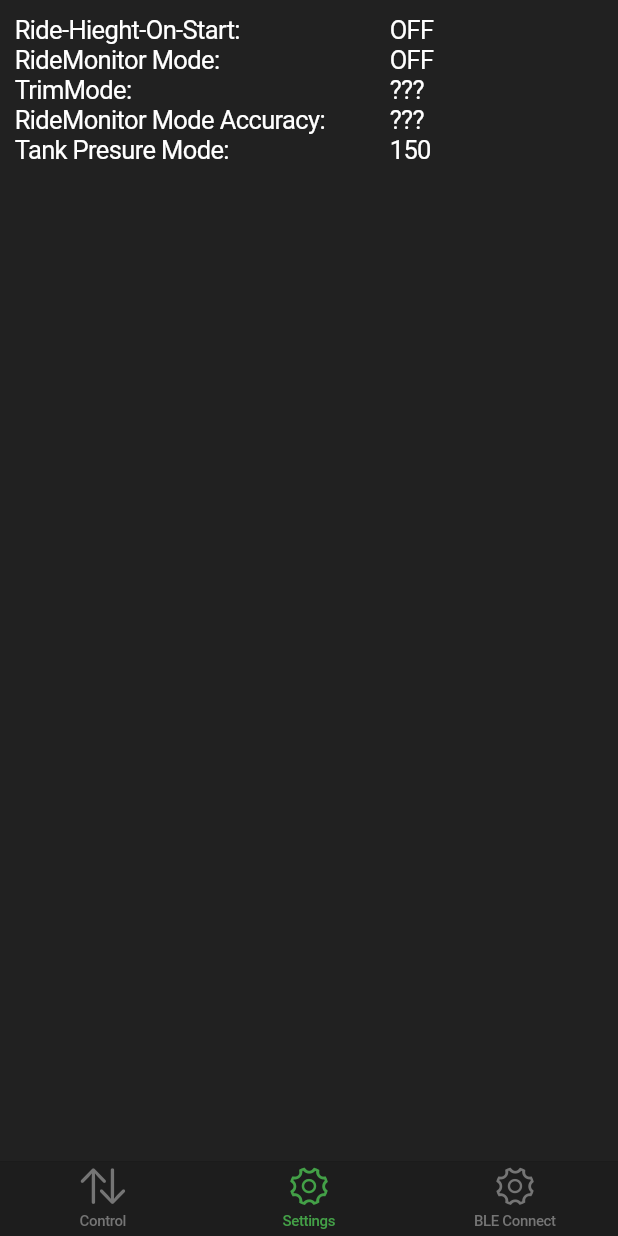
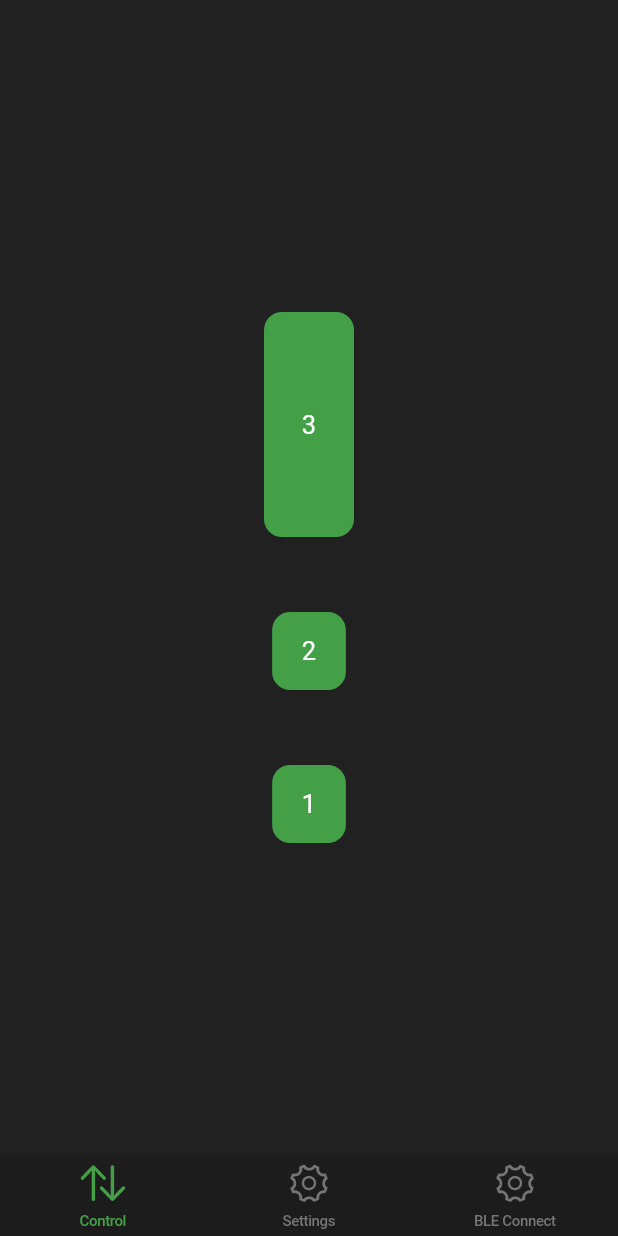
Before and after one commit to kipergrof/ios_app_test, a Flutter app: the screen it shows after launch, on a phone screen of 412 x 824 dp. Run offline on Flutter 3.47's test engine with Material 3 defaults, Android fonts, the phone set to English and light mode, and no system bars; our stand-ins replace get; missing offline and left inert: cryptography, flutter_ble_lib_ios_15, protobuf.

Commit message:
Compile push

```diff
--- /dev/null
+++ b/lib/bindings/air_ride_control_binding.dart
@@ -0,0 +1,10 @@
+import 'package:get/get.dart';
+
+import '../controllers/air_ride_control_controller.dart';
+
+class AirRideControlBinding extends Bindings {
+  @override
+  void dependencies() async {
+    Get.lazyPut(() => AirRideControlController());
+  }
+}
--- /dev/null
+++ b/lib/bindings/navigation_binding.dart
@@ -0,0 +1,9 @@
+import 'package:flutter_test1/controllers/navigation_controller.dart';
+import 'package:get/get.dart';
+
+class NavigationBinding extends Bindings {
+  @override
+  void dependencies() async {
+    Get.lazyPut(() => NavigationController());
+  }
+}
--- /dev/null
+++ b/lib/controllers/air_ride_control_controller.dart
@@ -0,0 +1,16 @@
+import 'dart:async';
+
+import 'package:flutter_ble_lib_ios_15/flutter_ble_lib.dart';
+import 'package:get/get.dart';
+
+import '../proto/elvl.pbenum.dart';
+import '../services/ble_service.dart';
+
+
+class AirRideControlController extends GetxController {
+    final BleService _bleService = Get.find();
+    sendCmd(CrtlCmdId cmdId)
+  {
+    _bleService.sendElvlCtrlCmd(cmdId);
+  }
+}
--- /dev/null
+++ b/lib/controllers/navigation_controller.dart
@@ -0,0 +1,14 @@
+import 'dart:async';
+
+import 'package:flutter_ble_lib_ios_15/flutter_ble_lib.dart';
+import 'package:get/get.dart';
+
+
+class NavigationController extends GetxController {
+  var tabIndex = 0.obs;
+
+  void changeTabIndex(int index) {
+    tabIndex.value = index;
+  }
+
+}
--- a/lib/main.dart
+++ b/lib/main.dart
@@ -5,11 +5,14 @@ import 'package:flutter/material.dart';
 import 'package:flutter/services.dart';
 import 'package:flutter_ble_lib_ios_15/flutter_ble_lib.dart';
 import 'package:flutter_test1/bindings/ble_binding.dart';
+import 'package:flutter_test1/bindings/navigation_binding.dart';
 import 'package:flutter_test1/controllers/ble_controller.dart';
 import 'package:flutter_test1/proto/elvl.pbenum.dart';
 import 'package:get/get.dart';
 
+import 'bindings/air_ride_control_binding.dart';
 import 'services/ble_service.dart';
+import 'ui/bottom_navigation.dart';
 
 Future<void> main() async {
   WidgetsFlutterBinding.ensureInitialized();
@@ -48,7 +51,8 @@ class MyApp extends StatelessWidget {
           primaryContrastingColor: Colors.white,
           scaffoldBackgroundColor: Colors.grey.shade900),
       //home: CupertinoSimpleHomePage(),
-      getPages: [GetPage(name: '/', page: ()=> CupertinoSimpleHomePage(),binding: BleBinding())],
+      //getPages: [GetPage(name: '/', page: ()=> CupertinoSimpleHomePage(),binding: BleBinding())],
+      getPages: [GetPage(name: '/', page: ()=> BottomNavigation(),bindings: [NavigationBinding(),BleBinding(),AirRideControlBinding()])],
     );
   }
 }
@@ -61,157 +65,130 @@ class MyApp extends StatelessWidget {
 //       _CupertinoSimpleHomePageState();
 //}
 
-class CupertinoSimpleHomePage extends GetView<BleController> {
-  @override
-  Widget build(BuildContext context) {
-    // 3 <-- SEE HERE
+// class CupertinoSimpleHomePage extends GetView<BleController> {
+//   @override
+//   Widget build(BuildContext context) {
+//     // 3 <-- SEE HERE
 
-    return SafeArea(
-      child: CupertinoTabScaffold(
-        // 2 <-- SEE HERE
-        tabBar: CupertinoTabBar(
-          currentIndex: 1,
-          items: const <BottomNavigationBarItem>[
-            // 3 <-- SEE HERE
-            BottomNavigationBarItem(
-                icon: Icon(CupertinoIcons.arrow_up_arrow_down),
-                label: 'Control'),
-            BottomNavigationBarItem(
-                icon: Icon(CupertinoIcons.gear), label: 'Settings'),
-            BottomNavigationBarItem(
-                icon: Icon(CupertinoIcons.gear), label: 'BLE Connect'),
-          ],
-        ),
-        tabBuilder: (context, index) {
-          late final CupertinoTabView returnValue;
-          switch (index) {
-            case 0:
-              // 4 <-- SEE HERE
-              returnValue = CupertinoTabView(builder: (context) {
-                return CupertinoPageScaffold(
-                    child: Center(
-                        child: Column(
-                  mainAxisAlignment: MainAxisAlignment.center,
-                  children: <Widget>[
-                    SizedBox(
-                        height: 150,
-                        width: 60,
-                        child: CupertinoButton.filled(
-                          alignment: Alignment.center,
-                          padding: const EdgeInsets.all(0.0),
-                          //color: Colors.grey.shade700,
-                          onPressed: () {
-                            controller.sendCmd(CrtlCmdId.THREE);
-                          },
-                          child: const Text('3'),
-                        )),
-                    const SizedBox(height: 50),
-                    CupertinoButton.filled(
-                      onPressed: () {
-                        controller.sendCmd(CrtlCmdId.TWO);
-                      },
-                      child: const Text('2'),
-                    ),
-                    const SizedBox(height: 50),
-                    CupertinoButton.filled(
-                      onPressed: () {
-                       controller.sendCmd(CrtlCmdId.ONE);
-                      },
-                      child: const Text('1'),
-                    ),
-                  ],
-                )));
-              });
-              break;
-            case 1:
-              returnValue = CupertinoTabView(
-                builder: (context) {
-                  return const CupertinoPageScaffold(
-                      child: Padding(
-                    padding: EdgeInsets.all(10.0),
-                    child: Column(
-                      children: <Widget>[
-                        Row(
-                          //mainAxisAlignment: MainAxisAlignment.spaceBetween,
-                          children: <Widget>[
-                            SizedBox(
-                                width: 250,
-                                child: Text('Ride-Hieght-On-Start:')),
-                            Text('OFF'),
-                          ],
-                        ),
-                        Row(
-                          //mainAxisAlignment: MainAxisAlignment.spaceBetween,
-                          children: <Widget>[
-                            SizedBox(
-                                width: 250, child: Text('RideMonitor Mode:')),
-                            Text('OFF'),
-                          ],
-                        ),
-                        Row(
-                          //mainAxisAlignment: MainAxisAlignment.spaceBetween,
-                          children: <Widget>[
-                            SizedBox(width: 250, child: Text('TrimMode:')),
-                            Text('???'),
-                          ],
-                        ),
-                        Row(
-                          //mainAxisAlignment: MainAxisAlignment.spaceBetween,
-                          children: <Widget>[
-                            SizedBox(
-                                width: 250,
-                                child: Text('RideMonitor Mode Accuracy:')),
-                            Text('???'),
-                          ],
-                        ),
-                        Row(
-                          //mainAxisAlignment: MainAxisAlignment.spaceBetween,
-                          children: <Widget>[
-                            SizedBox(
-                                width: 250, child: Text('Tank Presure Mode:')),
-                            Text('150'),
-                          ],
-                        ),
-                      ],
-                    ),
-                  ));
-                },
-              );
-              break;
-            case 2:
-              returnValue = CupertinoTabView(
-                builder: (context) {
-                  return  CupertinoPageScaffold(
-                    child: ListView(
-                      children: [CupertinoButton.filled(
-                        onPressed: () {
-                          controller.startSearch();
-                        },
-                        child: const Text("asd")
-                        )
-                        ,
-                        Obx(() => ListView.builder(shrinkWrap: true ,itemCount: controller.scanResults.length, itemBuilder:(context, index) {
-                          return CupertinoListTile(title:  Text(
-                            (controller.scanResults[index] as ScanResult).peripheral.name ?? 'N/A'
-                            ),
-                            trailing: IconButton(icon: const Icon(Icons.bluetooth_connected),
-                            onPressed: () => controller.connect(controller.scanResults[index]),
-                            ),
-                            );
-                        },
-                        )
-                        )
-                    ]
-                    )
-                  );
-                }
-
-              );
-              break;
-          }
-          return returnValue;
-        },
-      ),
-    );
-  }
-}
+//     return SafeArea(
+//       child: CupertinoTabScaffold(
+//         // 2 <-- SEE HERE
+//         tabBar: CupertinoTabBar(
+//           currentIndex: 1,
+//           items: const <BottomNavigationBarItem>[
+//             // 3 <-- SEE HERE
+//             BottomNavigationBarItem(
+//                 icon: Icon(CupertinoIcons.arrow_up_arrow_down),
+//                 label: 'Control'),
+//             BottomNavigationBarItem(
+//                 icon: Icon(CupertinoIcons.gear), label: 'Settings'),
+//             BottomNavigationBarItem(
+//                 icon: Icon(CupertinoIcons.gear), label: 'BLE Connect'),
+//           ],
+//         ),
+//         tabBuilder: (context, index) {
+//           late final CupertinoTabView returnValue;
+//           switch (index) {
+//             case 0:
+//               // 4 <-- SEE HERE
+//               returnValue = CupertinoTabView(builder: (context) {
+//                 return CupertinoPageScaffold(
+//                     child: Center(
+//                         child: Column(
+//                   mainAxisAlignment: MainAxisAlignment.center,
+//                   children: <Widget>[
+//                     SizedBox(
+//                         height: 150,
+//                         width: 60,
+//                         child: CupertinoButton.filled(
+//                           alignment: Alignment.center,
+//                           padding: const EdgeInsets.all(0.0),
+//                           //color: Colors.grey.shade700,
+//                           onPressed: () {
+//                             controller.sendCmd(CrtlCmdId.THREE);
+//                           },
+//                           child: const Text('3'),
+//                         )),
+//                     const SizedBox(height: 50),
+//                     CupertinoButton.filled(
+//                       onPressed: () {
+//                         controller.sendCmd(CrtlCmdId.TWO);
+//                       },
+//                       child: const Text('2'),
+//                     ),
+//                     const SizedBox(height: 50),
+//                     CupertinoButton.filled(
+//                       onPressed: () {
+//                        controller.sendCmd(CrtlCmdId.ONE);
+//                       },
+//                       child: const Text('1'),
+//                     ),
+//                   ],
+//                 )));
+//               });
+//               break;
+//             case 1:
+//               returnValue = CupertinoTabView(
+//                 builder: (context) {
+//                   return const CupertinoPageScaffold(
+//                       child: Padding(
+//                     padding: EdgeInsets.all(10.0),
+//                     child: Column(
+//                       children: <Widget>[
+//                         Row(
+//                           //mainAxisAlignment: MainAxisAlignment.spaceBetween,
+//                           children: <Widget>[
+//                             SizedBox(
+//                                 width: 250,
+//                                 child: Text('Ride-Hieght-On-Start:')),
+//                             Text('OFF'),
+//                           ],
+//                         ),
+//                         Row(
+//                           //mainAxisAlignment: MainAxisAlignment.spaceBetween,
+//                           children: <Widget>[
+//                             SizedBox(
+//                                 width: 250, child: Text('RideMonitor Mode:')),
+//                             Text('OFF'),
+//                           ],
+//                         ),
+//                         Row(
+//                           //mainAxisAlignment: MainAxisAlignment.spaceBetween,
+//                           children: <Widget>[
+//                             SizedBox(width: 250, child: Text('TrimMode:')),
+//                             Text('???'),
+//                           ],
+//                         ),
+//                         Row(
+//                           //mainAxisAlignment: MainAxisAlignment.spaceBetween,
+//                           children: <Widget>[
+//                             SizedBox(
+//                                 width: 250,
+//                                 child: Text('RideMonitor Mode Accuracy:')),
+//                             Text('???'),
+//                           ],
+//                         ),
+//                         Row(
+//                           //mainAxisAlignment: MainAxisAlignment.spaceBetween,
+//                           children: <Widget>[
+//                             SizedBox(
+//                                 width: 250, child: Text('Tank Presure Mode:')),
+//                             Text('150'),
+//                           ],
+//                         ),
+//                       ],
+//                     ),
+//                   ));
+//                 },
+//               );
+//               break;
+//             case 2:
+//               returnValue = BleConnectPage.;
+//               break;
+//           }
+//           return returnValue;
+//         },
+//       ),
+//     );
+//   }
+// }
--- /dev/null
+++ b/lib/ui/air_ride_control_page.dart
@@ -0,0 +1,49 @@
+import 'package:flutter/cupertino.dart';
+import 'package:flutter/material.dart';
+import 'package:flutter/src/widgets/framework.dart';
+import 'package:flutter_test1/controllers/air_ride_control_controller.dart';
+import 'package:get/get.dart';
+
+import '../controllers/ble_controller.dart';
+import '../proto/elvl.pbenum.dart';
+
+class AirRideControlPage extends GetView<AirRideControlController> {
+  @override
+  Widget build(BuildContext context) {
+    return CupertinoTabView(builder: (context) {
+                 return CupertinoPageScaffold(
+                    child: Center(
+                        child: Column(
+                  mainAxisAlignment: MainAxisAlignment.center,
+                  children: <Widget>[
+                    SizedBox(
+                        height: 150,
+                        width: 60,
+                        child: CupertinoButton.filled(
+                          alignment: Alignment.center,
+                          padding: const EdgeInsets.all(0.0),
+                          //color: Colors.grey.shade700,
+                          onPressed: () {
+                            controller.sendCmd(CrtlCmdId.THREE);
+                          },
+                          child: const Text('3'),
+                        )),
+                    const SizedBox(height: 50),
+                    CupertinoButton.filled(
+                      onPressed: () {
+                        controller.sendCmd(CrtlCmdId.TWO);
+                      },
+                      child: const Text('2'),
+                    ),
+                    const SizedBox(height: 50),
+                    CupertinoButton.filled(
+                      onPressed: () {
+                       controller.sendCmd(CrtlCmdId.ONE);
+                      },
+                      child: const Text('1'),
+                    ),
+                  ],
+                )));
+              });
+  }
+}
--- /dev/null
+++ b/lib/ui/bottom_navigation.dart
@@ -0,0 +1,54 @@
+import 'package:flutter/cupertino.dart';
+import 'package:flutter/material.dart';
+import 'package:flutter/src/widgets/framework.dart';
+import 'package:flutter_test1/controllers/air_ride_control_controller.dart';
+import 'package:flutter_test1/controllers/navigation_controller.dart';
+import 'package:flutter_test1/ui/ble_connect_page.dart';
+import 'package:get/get.dart';
+
+import 'air_ride_control_page.dart';
+
+class BottomNavigation extends GetView<NavigationController> {
+  @override
+  Widget build(BuildContext context) {
+    return SafeArea(
+        child: Scaffold(
+      bottomNavigationBar:
+          _bottomNavigationMenu(context),
+      body: Obx(() => IndexedStack(
+            index: controller.tabIndex.value,
+            children: [
+              AirRideControlPage(),
+              BleConnectPage(),
+                          ],
+          )),
+    ));
+  }
+  Widget _bottomNavigationMenu(BuildContext context){
+    return Obx(() => MediaQuery(
+        data: MediaQuery.of(context).copyWith(textScaleFactor: 1.0),
+        child: SizedBox(
+          height: 54,
+          child: CupertinoTabBar(
+            // showUnselectedLabels: true,
+            // showSelectedLabels: true,
+            onTap: controller.changeTabIndex,
+            currentIndex: controller.tabIndex.value,
+            // unselectedItemColor: Colors.white.withOpacity(0.5),
+            // selectedItemColor: Colors.white,
+            // unselectedLabelStyle: unselectedLabelStyle,
+            // selectedLabelStyle: selectedLabelStyle,
+             items: const <BottomNavigationBarItem>[
+            // 3 <-- SEE HERE
+            BottomNavigationBarItem(
+                icon: Icon(CupertinoIcons.arrow_up_arrow_down),
+                label: 'Control'),
+            BottomNavigationBarItem(
+                icon: Icon(CupertinoIcons.gear), label: 'Settings'),
+            BottomNavigationBarItem(
+                icon: Icon(CupertinoIcons.gear), label: 'BLE Connect'),
+          ],
+          ),
+        )));
+  }
+}
```
Also changed, not shown: lib/controllers/ble_controller.dart (+20 -9 lines), lib/ui/ble_connect_page.dart (added, +69 -0 lines).
